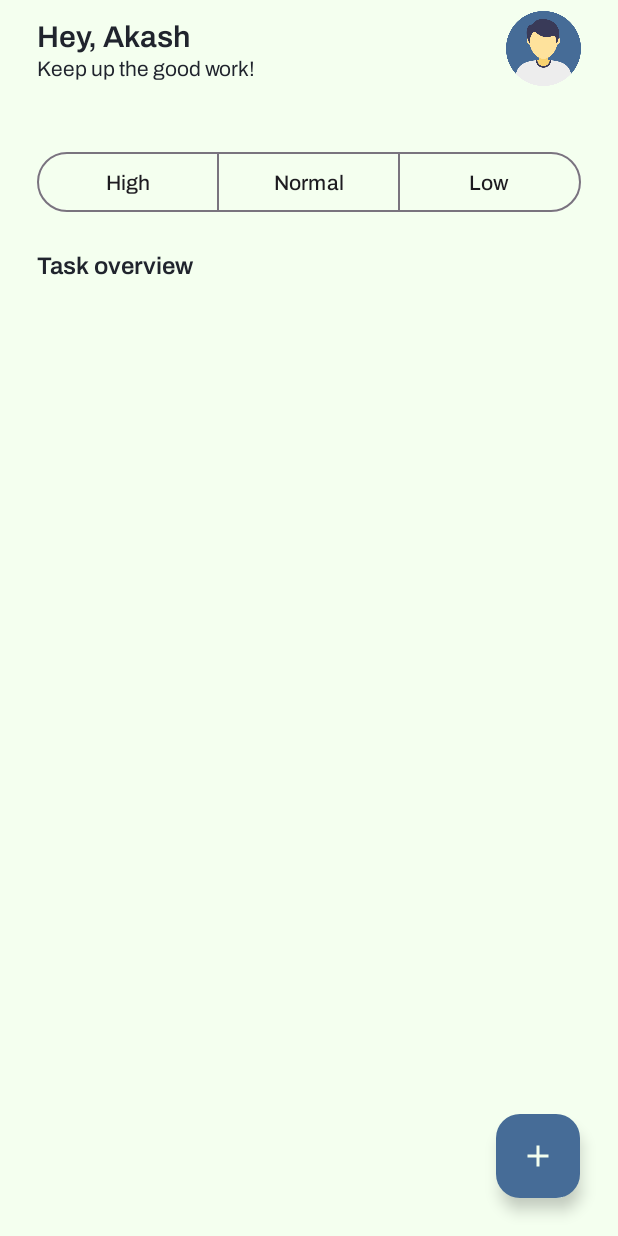
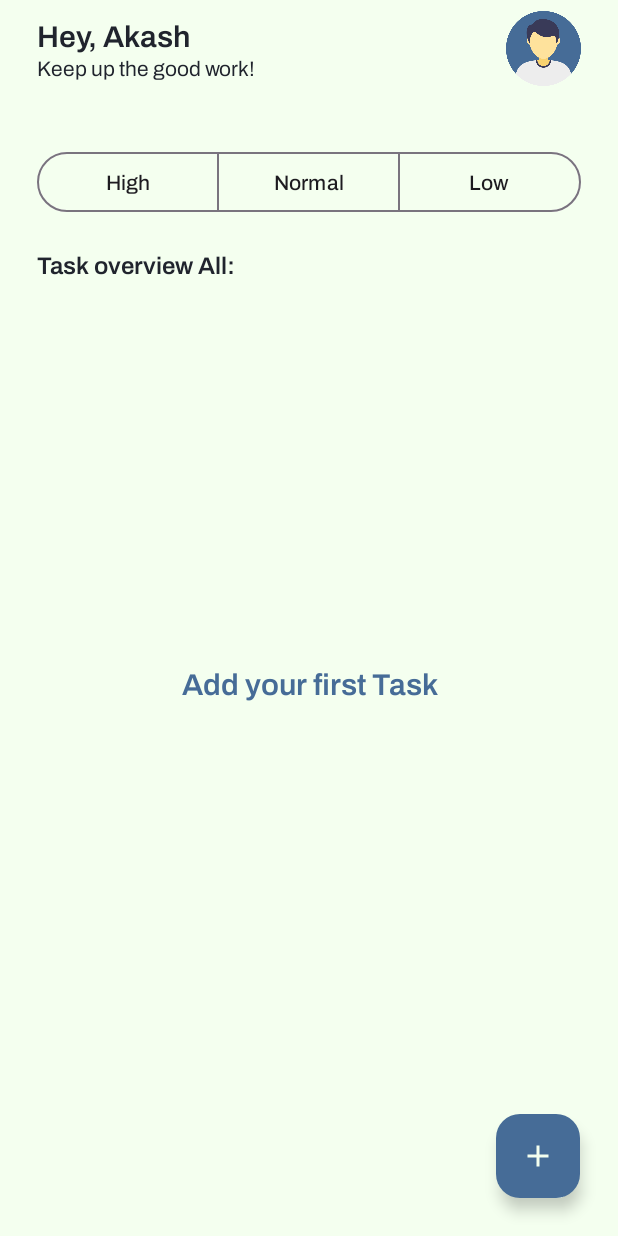
Before and after one commit to DeveloperKits/TaskManagerAppwithAlarmReminder, an Android app: the screen it shows after launch (MainActivity), on a phone screen of 412 x 824 dp. Run offline under Robolectric (Android 15) with nearby library versions, the phone set to English and light mode, and no system bars; our stand-ins replace Room's generated code, data binding.

Commit message:
complete
Mvvm, Work Manager, Room Database

```diff
--- a/app/src/main/java/com/example/taskmanagerappwithalarmreminder/Fragment/TaskList.kt
+++ b/app/src/main/java/com/example/taskmanagerappwithalarmreminder/Fragment/TaskList.kt
@@ -5,6 +5,8 @@ import androidx.fragment.app.Fragment
 import android.view.LayoutInflater
 import android.view.View
 import android.view.ViewGroup
+import android.widget.Button
+import androidx.core.content.ContextCompat
 import androidx.fragment.app.viewModels
 import androidx.navigation.fragment.findNavController
 import androidx.recyclerview.widget.ItemTouchHelper
@@ -42,7 +44,14 @@ class TaskList : Fragment() {
         binding.recyclerView.adapter = adapter
 
         taskViewModel.fetchAllTasks().observe(viewLifecycleOwner) {
-            adapter.submitList(it)
+            if (it.isEmpty()){
+                binding.emptyText.visibility = View.VISIBLE
+                binding.recyclerView.visibility = View.GONE
+            }else {
+                binding.emptyText.visibility = View.GONE
+                binding.recyclerView.visibility = View.VISIBLE
+                adapter.submitList(it)
+            }
         }
 
         // init swipe to delete
@@ -52,6 +61,27 @@ class TaskList : Fragment() {
 
         binding.addTask.setOnClickListener{
             findNavController().navigate(R.id.action_taskList_to_addTask)
+        }
+
+        binding.toggleButton.addOnButtonCheckedListener { toggleButton, checkedId, isChecked ->
+            if (isChecked) {
+                val checkedButton = toggleButton.findViewById<Button>(checkedId)
+
+                binding.textView3.text = "Task overview ${checkedButton.text}:"
+
+                // search data by category High/Low/Normal
+                taskViewModel.fetchAllTasksByCategory(checkedButton.text.toString())
+                    .observe(viewLifecycleOwner) {
+                    if (it.isEmpty()){
+                        binding.emptyText.visibility = View.VISIBLE
+                        binding.recyclerView.visibility = View.GONE
+                    }else {
+                        binding.emptyText.visibility = View.GONE
+                        binding.recyclerView.visibility = View.VISIBLE
+                        adapter.submitList(it)
+                    }
+                }
+            }
         }
     }
 
--- a/app/src/main/java/com/example/taskmanagerappwithalarmreminder/daos/TaskDao.kt
+++ b/app/src/main/java/com/example/taskmanagerappwithalarmreminder/daos/TaskDao.kt
@@ -21,4 +21,7 @@ interface TaskDao {
 
     @Query("select * from task order by id desc")
     fun getAllTask() : LiveData<List<TaskModel>>
+
+    @Query("SELECT * FROM task WHERE category = :category")
+    fun getTasksByCategory(category: String): LiveData<List<TaskModel>>
 }
--- a/app/src/main/java/com/example/taskmanagerappwithalarmreminder/db/TaskDatabase.kt
+++ b/app/src/main/java/com/example/taskmanagerappwithalarmreminder/db/TaskDatabase.kt
@@ -16,7 +16,7 @@ abstract class TaskDatabase : RoomDatabase() {
 
         fun getDB(context: Context) : TaskDatabase {
             return taskDatabase ?: synchronized(this) {
-                val db = Room.databaseBuilder(context, TaskDatabase::class.java, "todo")
+                val db = Room.databaseBuilder(context, TaskDatabase::class.java, "task")
                     .build()
 
                 taskDatabase = db
--- a/app/src/main/java/com/example/taskmanagerappwithalarmreminder/repos/TaskRepository.kt
+++ b/app/src/main/java/com/example/taskmanagerappwithalarmreminder/repos/TaskRepository.kt
@@ -17,6 +17,10 @@ class TaskRepository(context: Context) {
         return taskDao.getAllTask()
     }
 
+    fun getAllTasksByCategory(category: String) : LiveData<List<TaskModel>> {
+        return taskDao.getTasksByCategory(category)
+    }
+
     suspend fun updateTask(taskModel: TaskModel){
         taskDao.updateTask(taskModel)
     }
--- a/app/src/main/java/com/example/taskmanagerappwithalarmreminder/viewModel/TaskViewModel.kt
+++ b/app/src/main/java/com/example/taskmanagerappwithalarmreminder/viewModel/TaskViewModel.kt
@@ -22,6 +22,10 @@ class TaskViewModel(application: Application) : AndroidViewModel(application) {
         return repository.getAllTasks()
     }
 
+    fun fetchAllTasksByCategory(category: String) : LiveData<List<TaskModel>> {
+        return repository.getAllTasksByCategory(category)
+    }
+
     fun updateTask(taskModel: TaskModel){
         taskModel.isCompleted = !taskModel.isCompleted
 
--- a/app/src/main/res/layout/fragment_task_list.xml
+++ b/app/src/main/res/layout/fragment_task_list.xml
@@ -76,7 +76,6 @@
                     android:layout_width="0dp"
                     android:layout_height="wrap_content"
                     android:layout_weight="1"
-                    android:checked="true"
                     android:fontFamily="@font/archivo_medium"
                     android:text="High" />
 
@@ -104,18 +103,35 @@
                 android:layout_width="wrap_content"
                 android:layout_height="wrap_content"
                 android:fontFamily="@font/archivo_semibold"
-                android:text="Task overview"
+                android:text="Task overview All:"
                 android:textSize="16sp"
                 android:layout_marginTop="20dp"
                 android:textColor="@color/black_text"
                 app:layout_constraintStart_toStartOf="@+id/guideline"
                 app:layout_constraintTop_toBottomOf="@+id/toggleButton" />
 
+            <TextView
+                android:id="@+id/emptyText"
+                android:layout_width="0dp"
+                android:layout_height="0dp"
+                android:fontFamily="@font/archivo_semibold"
+                android:layout_marginBottom="100dp"
+                android:text="Add your first Task"
+                android:textColor="@color/primary_color"
+                android:textSize="20sp"
+                android:gravity="center"
+                android:visibility="gone"
+                app:layout_constraintBottom_toBottomOf="parent"
+                app:layout_constraintEnd_toStartOf="@+id/guideline2"
+                app:layout_constraintStart_toStartOf="@+id/guideline"
+                app:layout_constraintTop_toBottomOf="@+id/textView3" />
+
             <androidx.recyclerview.widget.RecyclerView
                 android:id="@+id/recyclerView"
                 android:layout_width="match_parent"
                 android:layout_height="0dp"
                 android:paddingTop="10dp"
+                android:visibility="gone"
                 tools:listitem="@layout/item_task"
                 app:layout_constraintBottom_toBottomOf="parent"
                 app:layout_constraintEnd_toStartOf="@+id/guideline2"
--- a/app/src/main/res/values/themes.xml
+++ b/app/src/main/res/values/themes.xml
@@ -2,6 +2,8 @@
     <!-- Base application theme. -->
     <style name="Base.Theme.TaskManagerAppWithAlarmReminder" parent="Theme.Material3.DayNight.NoActionBar">
         <!-- Customize your light theme here. -->
+        <item name="colorOnSecondary">@color/primary_color</item>
+
         <item name="android:forceDarkAllowed" tools:targetApi="q">false</item>
 
         <item name="android:statusBarColor" tools:targetApi="l">@color/primary_color</item>
```
Also changed, not shown: app/src/main/java/com/example/taskmanagerappwithalarmreminder/Fragment/AddTask.kt (+35 -2 lines), app/src/main/res/drawable/button_selector.xml (added, +7 -0 lines).
